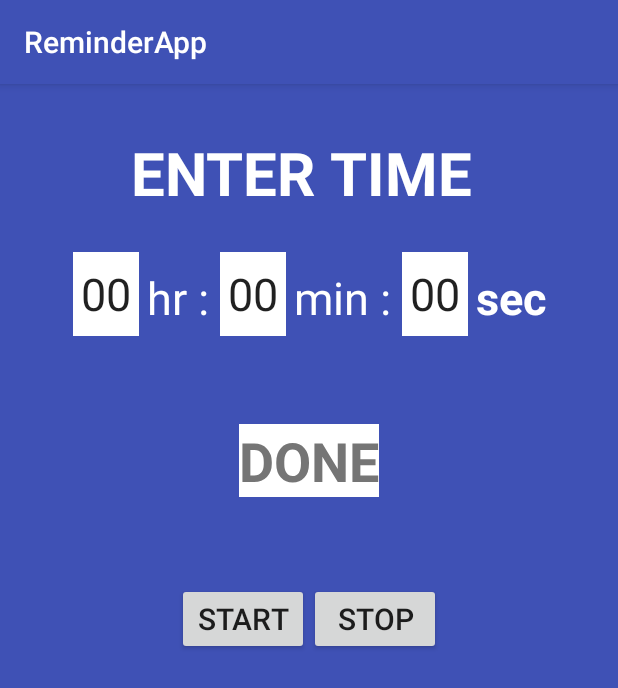
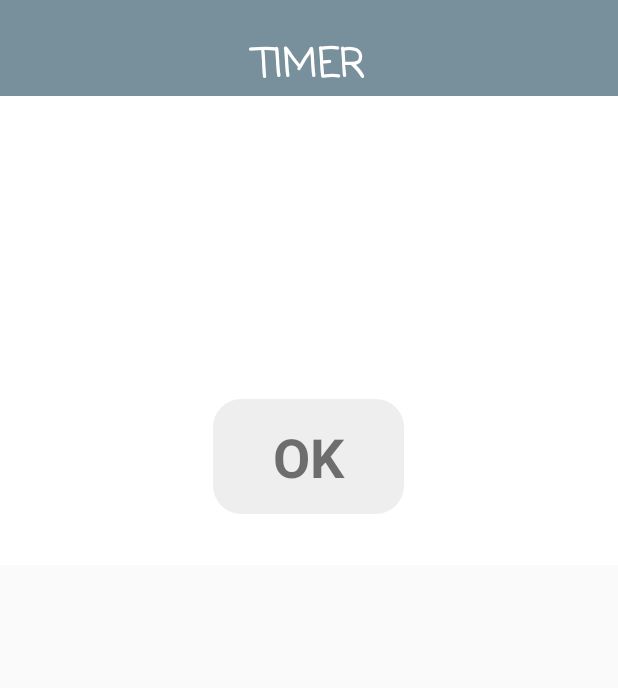
Before and after one commit to harshabhadra/Timer-App, an Android app: the screen it shows after launch (MainActivity), after a tap on "START", on a phone screen of 412 x 824 dp. Shown: the top 688 px of the screen. Run offline under Robolectric (Android 15) with nearby library versions, the phone set to English and light mode, and no system bars; 1 statement that could not run was skipped.

Commit message:
Adding some extra

```diff
--- a/app/src/main/AndroidManifest.xml
+++ b/app/src/main/AndroidManifest.xml
@@ -5,7 +5,6 @@
     <application
         android:allowBackup="true"
         android:icon="@mipmap/ic_launcher"
-        android:label="@string/app_name"
         android:roundIcon="@mipmap/ic_launcher_round"
         android:supportsRtl="true"
         android:theme="@style/AppTheme">
--- a/app/src/main/java/com/example/android/reminderapp/MainActivity.java
+++ b/app/src/main/java/com/example/android/reminderapp/MainActivity.java
@@ -61,21 +61,26 @@ public class MainActivity extends AppCompatActivity {
         audioManager = (AudioManager) getSystemService(Context.AUDIO_SERVICE);
 
         final TextView timeLeft = findViewById(R.id.timeLeft);
-        final TextView result = findViewById(R.id.result);
-        result.setVisibility(View.INVISIBLE);
+        timeLeft.setVisibility(View.GONE);
+        final TextView resultText = findViewById(R.id.result);
+        resultText.setVisibility(View.GONE);
         final EditText entrySec = findViewById(R.id.entrySec);
         final EditText entryHour = findViewById(R.id.entryHour);
         final EditText entryMinute = findViewById(R.id.entryMin);
         final LinearLayout timer = findViewById(R.id.timer);
+        final TextView okText = findViewById(R.id.pause);
+        final TextView entryTime = findViewById(R.id.enterTime);
+        okText.setVisibility(View.GONE);
 
-        Button start = findViewById(R.id.button);
+        final Button start = findViewById(R.id.button);
+        final Button stopButton = findViewById(R.id.button2);
 
         start.setOnClickListener(new View.OnClickListener() {
             @Override
             public void onClick(View v) {
 
                 timer.setVisibility(View.VISIBLE);
-                result.setVisibility(View.GONE);
+                resultText.setVisibility(View.GONE);
                 stop = false;
                 isStop = false;
                 long hr = Long.parseLong(entryHour.getText().toString()) * 3600;
@@ -91,18 +96,13 @@ public class MainActivity extends AppCompatActivity {
                         if (isStop) {
                             millisUntilFinished = 0;
                             timeLeft.setText(String.valueOf(millisUntilFinished));
-                            String text = String.format(Locale.getDefault(), "%02d hr %02d min %02d sec",
-                                    TimeUnit.MILLISECONDS.toHours(millisUntilFinished) % 60,
-                                    TimeUnit.MILLISECONDS.toMinutes(millisUntilFinished) % 60,
-                                    TimeUnit.MILLISECONDS.toSeconds(millisUntilFinished) % 60);
-                            timer.setVisibility(View.INVISIBLE);
-                            timeLeft.setText(text);
-                            timeLeft.setVisibility(View.VISIBLE);
+                            timer.setVisibility(View.VISIBLE);
+                            timeLeft.setVisibility(View.GONE);
                             cancel();
 
                         } else {
                             timeLeft.setText(String.valueOf(millisUntilFinished / 1000));
-                            String text = String.format(Locale.getDefault(), "%02d hr %02d min %02d sec",
+                            String text = String.format(Locale.getDefault(), "%02d hr : %02d min : %02d sec",
                                     TimeUnit.MILLISECONDS.toHours(millisUntilFinished) % 60,
                                     TimeUnit.MILLISECONDS.toMinutes(millisUntilFinished) % 60,
                                     TimeUnit.MILLISECONDS.toSeconds(millisUntilFinished) % 60);
@@ -114,8 +114,8 @@ public class MainActivity extends AppCompatActivity {
 
                     @Override
                     public void onFinish() {
-                        result.setVisibility(View.VISIBLE);
-                        result.animate().rotationX(360).setDuration(1000);
+                        resultText.setVisibility(View.VISIBLE);
+                        resultText.animate().rotationX(360).setDuration(1000);
                         countDownTimer.cancel();
 
                         int result = audioManager.requestAudioFocus(changeListener, AudioManager.STREAM_MUSIC
@@ -127,6 +127,17 @@ public class MainActivity extends AppCompatActivity {
                             mediaPlayer.start();
 
                             mediaPlayer.setOnCompletionListener(completionListener);
+                            okText.setVisibility(View.VISIBLE);
+                            timeLeft.setVisibility(View.GONE);
+                            resultText.setVisibility(View.GONE);
+                            entryHour.setVisibility(View.GONE);
+                            entryMinute.setVisibility(View.GONE);
+                            entrySec.setVisibility(View.GONE);
+                            timer.setVisibility(View.INVISIBLE);
+                            stopButton.setVisibility(View.GONE);
+                            start.setVisibility(View.GONE);
+                            entryHour.setVisibility(View.GONE);
+                            entryTime.setVisibility(View.INVISIBLE);
                         }
 
 
@@ -135,21 +146,30 @@ public class MainActivity extends AppCompatActivity {
             }
         });
 
-        Button stopButton = findViewById(R.id.button2);
         stopButton.setOnClickListener(new View.OnClickListener() {
             @Override
             public void onClick(View v) {
+                timeLeft.setVisibility(View.GONE);
+                timer.setVisibility(View.VISIBLE);
                 isStop = true;
             }
         });
 
-        result.setOnClickListener(new View.OnClickListener() {
+        okText.setOnClickListener(new View.OnClickListener() {
             @Override
             public void onClick(View v) {
                 releaseMediaPlayer();
                 timeLeft.setVisibility(View.GONE);
                 timer.setVisibility(View.VISIBLE);
-                result.setVisibility(View.INVISIBLE);
+                resultText.setVisibility(View.GONE);
+                entryHour.setVisibility(View.VISIBLE);
+                entryMinute.setVisibility(View.VISIBLE);
+                entrySec.setVisibility(View.VISIBLE);
+                okText.setVisibility(View.GONE);
+                stopButton.setVisibility(View.VISIBLE);
+                start.setVisibility(View.VISIBLE);
+                entryHour.setVisibility(View.VISIBLE);
+                entryTime.setVisibility(View.VISIBLE);
             }
         });
     }
--- a/app/src/main/res/drawable/shape.xml
+++ b/app/src/main/res/drawable/shape.xml
@@ -1,4 +1,9 @@
-<?xml version="1.0" encoding="utf-8"?>
-<selector xmlns:android="http://schemas.android.com/apk/res/android">
 
-</selector>
+<shape
+    xmlns:android="http://schemas.android.com/apk/res/android"
+    android:shape="rectangle">
+    <corners android:radius="20dp"></corners>
+    <solid android:color="#EEEEEE"/> //applying the colour to the button.
+    <stroke android:width="2dp"
+        android:color="#ffffff"/>
+</shape>
--- a/app/src/main/res/layout/activity_main.xml
+++ b/app/src/main/res/layout/activity_main.xml
@@ -3,62 +3,79 @@
     xmlns:app="http://schemas.android.com/apk/res-auto"
     xmlns:tools="http://schemas.android.com/tools"
     android:layout_width="match_parent"
-    android:background="@color/colorPrimary"
     android:layout_height="match_parent"
     tools:context=".MainActivity">
+
     <android.support.constraint.ConstraintLayout
         android:layout_width="match_parent"
-        android:layout_height="wrap_content">
+        android:layout_height="wrap_content"
+        android:background="#78909C">
 
         <LinearLayout
             android:id="@+id/linearLayout"
-            android:layout_width="403dp"
+            android:layout_width="match_parent"
             android:layout_height="wrap_content"
-            android:layout_marginStart="8dp"
-            android:layout_marginTop="16dp"
-            android:layout_marginEnd="8dp"
+            android:layout_marginStart="-1dp"
+            android:layout_marginTop="8dp"
+            android:background="#FFFFFF"
             android:gravity="center"
             android:orientation="vertical"
-            android:paddingHorizontal="10dp"
-            app:layout_constraintEnd_toEndOf="parent"
-            app:layout_constraintHorizontal_bias="0.49"
             app:layout_constraintStart_toStartOf="parent"
             app:layout_constraintTop_toTopOf="parent">
 
             <TextView
-                android:layout_width="238dp"
-                android:layout_height="88dp"
-                android:layout_gravity="center"
+                android:layout_width="match_parent"
+                android:layout_height="wrap_content"
+                android:background="#78909C"
+                android:fontFamily="casual"
+                android:gravity="center"
+                android:paddingTop="16dp"
+                android:text="Timer"
+                android:textAllCaps="true"
+                android:textColor="#FFFFFF"
+                android:textSize="26sp"
+                android:textStyle="bold" />
+
+            <TextView
+                android:id="@+id/enterTime"
+                android:layout_width="match_parent"
+                android:layout_height="wrap_content"
                 android:layout_marginBottom="8dp"
+                android:fontFamily="casual"
+                android:gravity="center"
                 android:paddingTop="16dp"
                 android:text="Enter Time"
                 android:textAllCaps="true"
-                android:textColor="#FFFFFF"
                 android:textSize="40sp"
                 android:textStyle="bold" />
 
             <LinearLayout
                 android:id="@+id/timer"
-                android:layout_width="wrap_content"
+                android:layout_width="match_parent"
                 android:layout_height="wrap_content"
-                android:orientation="horizontal">
+                android:layout_gravity="center"
+                android:background="#EEEEEE"
+                android:gravity="center"
+                android:orientation="horizontal"
+                android:paddingTop="26dp"
+                android:paddingBottom="26dp">
 
                 <EditText
                     android:id="@+id/entryHour"
                     android:layout_width="wrap_content"
                     android:layout_height="match_parent"
                     android:layout_marginEnd="5dp"
-                    android:background="#FFFFFF"
-                    android:padding="5dp"
+                    android:background="#EEEEEE"
+                    android:paddingTop="6dp"
                     android:text="00"
                     android:textSize="30sp" />
 
                 <TextView
                     android:layout_width="wrap_content"
                     android:layout_height="match_parent"
-                    android:paddingTop="10dp"
+                    android:background="#EEEEEE"
+                    android:paddingTop="6dp"
                     android:text="hr : "
-                    android:textColor="#FFFFFF"
                     android:textSize="30sp" />
 
                 <EditText
@@ -66,17 +83,19 @@
                     android:layout_width="wrap_content"
                     android:layout_height="match_parent"
                     android:layout_marginEnd="5dp"
-                    android:background="#FFFFFF"
-                    android:padding="5dp"
+                    android:background="#EEEEEE"
+                    android:paddingLeft="5dp"
+                    android:paddingTop="6dp"
+                    android:paddingRight="5dp"
                     android:text="00"
                     android:textSize="30sp" />
 
                 <TextView
                     android:layout_width="wrap_content"
                     android:layout_height="match_parent"
-                    android:paddingTop="10dp"
+                    android:background="#EEEEEE"
+                    android:paddingTop="6dp"
                     android:text="min : "
-                    android:textColor="#FFFFFF"
                     android:textSize="30sp" />
 
                 <EditText
@@ -84,72 +103,94 @@
                     android:layout_width="wrap_content"
                     android:layout_height="match_parent"
                     android:layout_marginEnd="5dp"
-                    android:background="#FFFFFF"
-                    android:padding="5dp"
+                    android:background="#EEEEEE"
+                    android:paddingLeft="5dp"
+                    android:paddingTop="6dp"
+                    android:paddingRight="5dp"
                     android:text="00"
                     android:textSize="30sp" />
 
                 <TextView
                     android:layout_width="wrap_content"
                     android:layout_height="match_parent"
-                    android:paddingTop="10dp"
+                    android:background="#EEEEEE"
+                    android:paddingTop="6dp"
                     android:text="sec"
-                    android:textColor="#FFFFFF"
-                    android:textSize="30sp"
-                    android:textStyle="bold" />
+                    android:textSize="30sp" />
 
             </LinearLayout>
+
             <TextView
                 android:id="@+id/timeLeft"
-                android:layout_width="wrap_content"
+                android:layout_width="match_parent"
                 android:layout_height="wrap_content"
                 android:layout_gravity="center"
-                android:layout_marginTop="10dp"
-                tools:text="Time left"
-                android:textColor="#FFFFFF"
-                android:textSize="36sp" />
+                android:background="#EEEEEE"
+                android:gravity="center"
+                android:paddingTop="26dp"
+                android:paddingBottom="30dp"
+                android:textColor="#000000"
+                android:textSize="30sp"
+                tools:text="Time left" />
+
             <TextView
                 android:id="@+id/result"
                 android:layout_width="wrap_content"
                 android:layout_height="wrap_content"
                 android:layout_gravity="center"
-                android:text= "done"
+                android:background="@drawable/shape"
+                android:text=" Time up "
                 android:textAllCaps="true"
-                android:textStyle="bold"
-                android:background="#FFFFFF"
-                android:textSize="36sp" />
+                android:textSize="36sp"
+                android:textStyle="bold" />
+
+            <TextView
+                android:id="@+id/pause"
+                android:layout_width="wrap_content"
+                android:layout_height="wrap_content"
+                android:layout_gravity="center"
+                android:layout_marginTop="16dp"
+                android:background="@drawable/shape"
+                android:padding="16dp"
+                android:text="   ok   "
+                android:textAllCaps="true"
+                android:textSize="36sp"
+                android:textStyle="bold" />
 
         </LinearLayout>
 
         <LinearLayout
-            android:layout_width="wrap_content"
-            android:layout_height="105dp"
-            android:layout_marginStart="8dp"
-            android:layout_marginEnd="8dp"
-            android:layout_marginBottom="8dp"
+            android:layout_width="match_parent"
+            android:layout_height="match_parent"
+            android:background="#FFFFFF"
+            android:gravity="center"
+            android:padding="16dp"
             app:layout_constraintBottom_toBottomOf="parent"
             app:layout_constraintEnd_toEndOf="parent"
+            app:layout_constraintHorizontal_bias="0.49"
             app:layout_constraintStart_toStartOf="parent"
             app:layout_constraintTop_toBottomOf="@+id/linearLayout"
-            app:layout_constraintVertical_bias="0.0">
+            app:layout_constraintVertical_bias="1.0">
 
             <Button
                 android:id="@+id/button"
                 android:layout_width="wrap_content"
                 android:layout_height="wrap_content"
+                android:layout_gravity="bottom"
+                android:background="@drawable/shape"
                 android:text="start"
-                android:layout_gravity="bottom"
                 android:textSize="20sp" />
 
             <Button
                 android:id="@+id/button2"
-                android:layout_gravity="bottom"
                 android:layout_width="wrap_content"
                 android:layout_height="wrap_content"
+                android:layout_gravity="bottom"
+                android:layout_marginLeft="16dp"
+                android:background="@drawable/shape"
                 android:text="Stop"
                 android:textSize="20sp" />
-
         </LinearLayout>
 
-</android.support.constraint.ConstraintLayout>
+    </android.support.constraint.ConstraintLayout>
 </ScrollView>
--- a/app/src/main/res/values/styles.xml
+++ b/app/src/main/res/values/styles.xml
@@ -1,10 +1,10 @@
 <resources>
 
     <!-- Base application theme. -->
-    <style name="AppTheme" parent="Theme.AppCompat.Light.DarkActionBar">
+    <style name="AppTheme" parent="Theme.AppCompat.Light.NoActionBar">
         <!-- Customize your theme here. -->
-        <item name="colorPrimary">@color/colorPrimary</item>
-        <item name="colorPrimaryDark">@color/colorPrimaryDark</item>
+        <item name="colorPrimary">#FFFFFF</item>
+        <item name="colorPrimaryDark">#B0BEC5</item>
         <item name="colorAccent">@color/colorAccent</item>
     </style>
 
```
